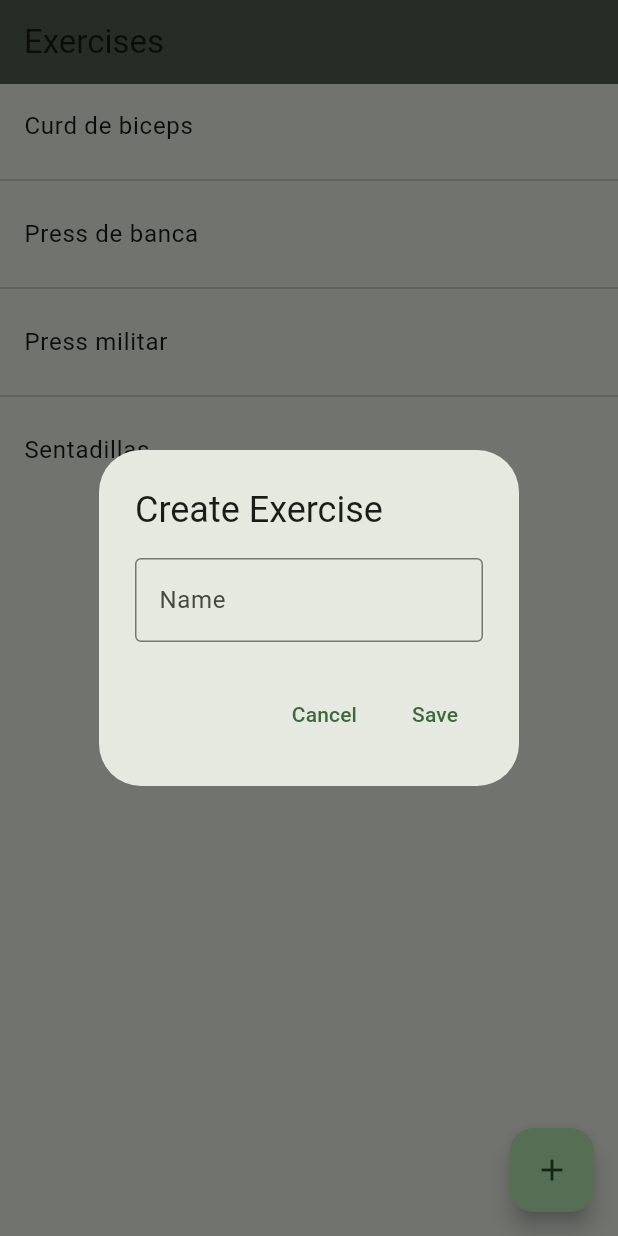
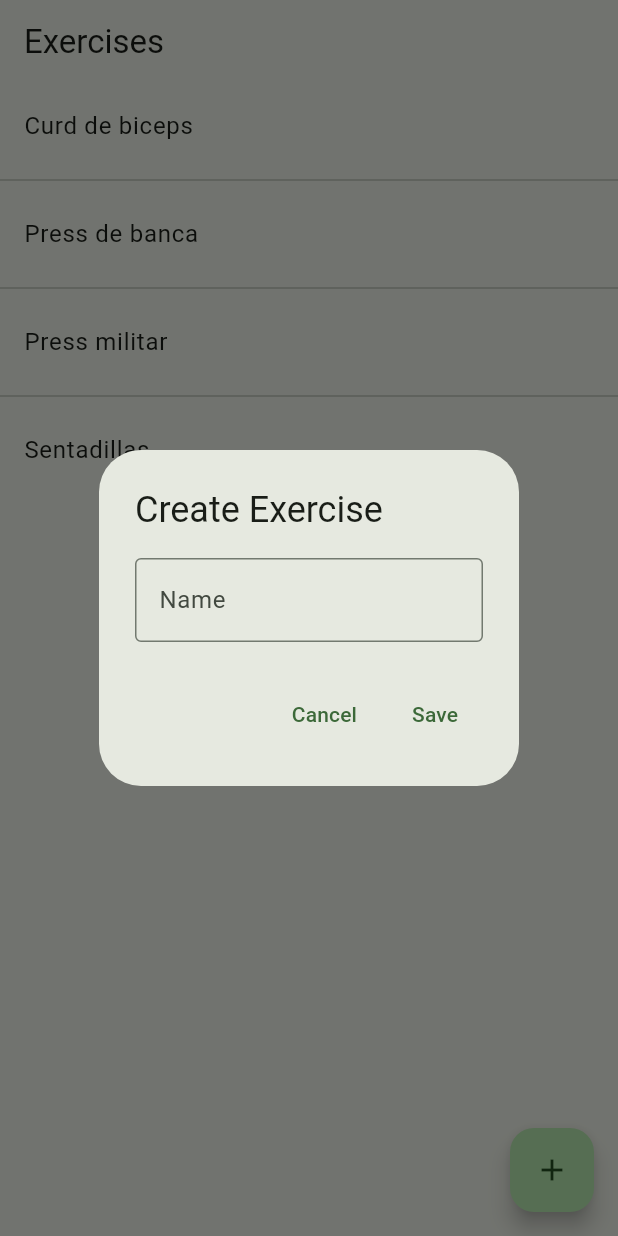
Before and after one commit to MillarCD/flutter_exercise_app, a Flutter app: the ExerciseScreen screen opened by its route, after a tap on the "add" icon, on a phone screen of 412 x 824 dp. Run offline on Flutter 3.47's test engine with Material 2 defaults, Android fonts, the phone set to English and light mode, and no system bars; our stand-ins replace go_router, sqflite; accounts and stored records are empty.

Commit message:
mejores en los temas

```diff
--- a/lib/screens/exercises_screen.dart
+++ b/lib/screens/exercises_screen.dart
@@ -17,7 +17,6 @@ class ExerciseScreen extends StatelessWidget {
     List<Exercise> exercises = exercisesController.exercises;
     return Scaffold(
       appBar: AppBar(
-        backgroundColor: Theme.of(context).colorScheme.secondary,
         title: const Text("Exercises"),
       ),
       body: (isLoading)
@@ -66,6 +65,7 @@ class ExerciseScreen extends StatelessWidget {
               onPressed: () async {
                 if (controller.text == '') return;
                 final bool res = await exercisesController.createExercise(controller.text);
+                if (!res) return;
 
                 if (context.mounted) GoRouter.of(context).pop();
               },
--- a/lib/screens/home_screen.dart
+++ b/lib/screens/home_screen.dart
@@ -16,9 +16,6 @@ class HomeScreen extends StatelessWidget {
   Widget build(BuildContext context) {
     return Scaffold(
       appBar: AppBar(
-        foregroundColor: Theme.of(context).colorScheme.onPrimary,
-        backgroundColor: Colors.transparent,
-        elevation: 0,
         actions: [
           PopupMenuButton(
             itemBuilder: (context) => [
--- a/lib/screens/training_details_screen.dart
+++ b/lib/screens/training_details_screen.dart
@@ -18,8 +18,6 @@ class TrainingDetailsScreen extends StatelessWidget {
 
     return Scaffold(
       appBar: AppBar(
-        foregroundColor: Theme.of(context).colorScheme.onPrimary,
-        backgroundColor: Colors.transparent,
         title: Text(getDate(stController.training!.start)),
       ),
       body: ListView.separated(
@@ -73,7 +71,7 @@ class _CustomListViewState extends State<_CustomListView> {
         )
         :
         Card(
-          color: Theme.of(context).colorScheme.secondary,
+          // color: Theme.of(context).colorScheme.secondary,
           child: Padding(
             padding: const EdgeInsets.all(8.0),
             child: Column(
--- /dev/null
+++ b/lib/themes/dark_theme.dart
@@ -0,0 +1,17 @@
+
+import 'package:flutter/material.dart';
+
+class DarkTheme {
+
+  static final ColorScheme _colorScheme = ColorScheme.fromSeed(brightness: Brightness.dark, seedColor: Colors.green);
+
+  static final ThemeData theme = ThemeData.dark().copyWith(
+    colorScheme: _colorScheme,
+    useMaterial3: true,
+    appBarTheme: AppBarTheme(
+      foregroundColor: _colorScheme.onBackground,
+      backgroundColor: Colors.transparent,
+      elevation: 0,
+    )
+  );
+}
--- /dev/null
+++ b/lib/themes/light_theme.dart
@@ -0,0 +1,18 @@
+
+import 'package:flutter/material.dart';
+
+class LightTheme {
+
+  static final ColorScheme _colorScheme = ColorScheme.fromSeed(seedColor: Colors.green[900]!);
+
+  static final ThemeData theme = ThemeData(
+    colorScheme: _colorScheme,
+    useMaterial3: true,
+
+    // appBarTheme: AppBarTheme(
+    //   foregroundColor: _colorScheme.onBackground,
+    //   backgroundColor: _colorScheme.background,
+    //   elevation: 0,
+    // )
+  );
+}
--- /dev/null
+++ b/lib/themes/themes.dart
@@ -0,0 +1,2 @@
+export 'package:eapp/themes/light_theme.dart';
+export 'package:eapp/themes/dark_theme.dart';
```
Also changed, not shown: lib/main.dart (+6 -11 lines), lib/screens/training_screen.dart (+4 -4 lines).
